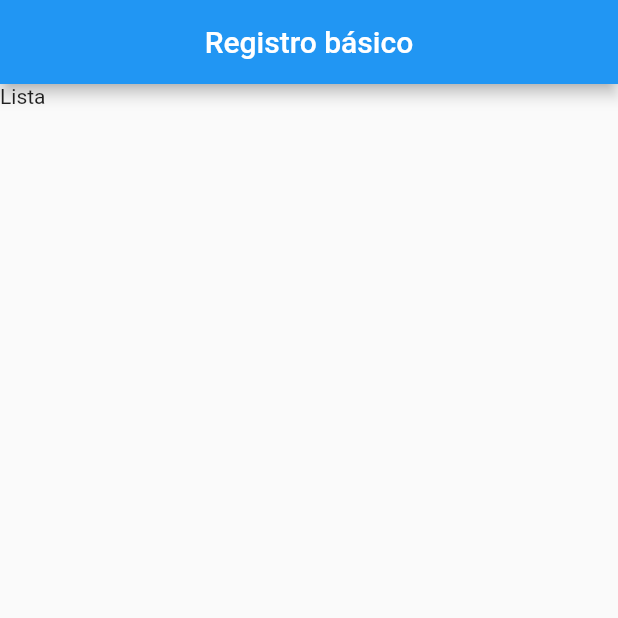
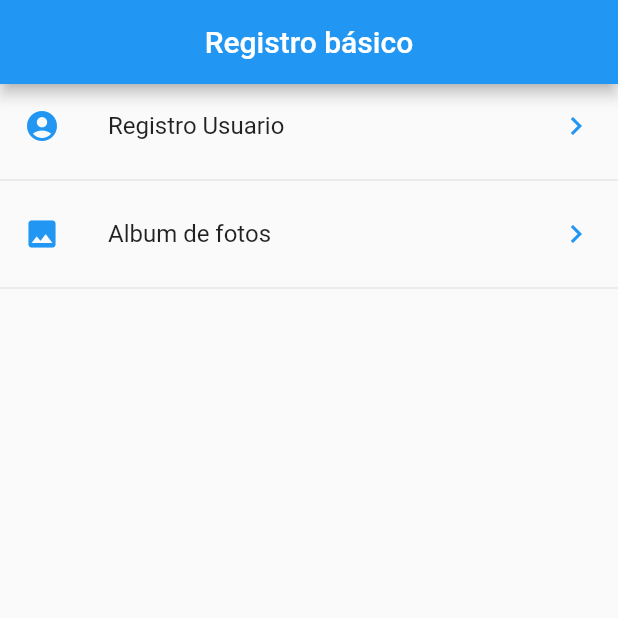
Before and after one commit to JavierSLX/Registro-Basico, a Flutter app: the screen it shows after launch, on a phone screen of 412 x 824 dp, the top half of it. Run offline on Flutter 3.47's test engine with Material 2 defaults, Android fonts, the phone set to English and light mode, and no system bars.

Commit message:
Menu inicial

```diff
--- /dev/null
+++ b/data/menu.json
@@ -0,0 +1,15 @@
+{
+    "nombreApp": "Registro Básico",
+    "rutas": [
+        {
+            "ruta": "register",
+            "icon": "input",
+            "texto": "Registro Usuario"
+        },
+        {
+            "ruta": "photos",
+            "icon": "list",
+            "texto": "Album de fotos"
+        }
+    ]
+}
--- a/lib/main.dart
+++ b/lib/main.dart
@@ -1,4 +1,5 @@
 import 'package:flutter/material.dart';
+import 'package:flutter_localizations/flutter_localizations.dart';
 import 'package:registro_basico/src/routes/routes.dart';
 
 void main() => runApp(MyApp());
@@ -13,6 +14,16 @@ class MyApp extends StatelessWidget {
       initialRoute: '/',
       //Rutas que tomará la app
       routes: getApplicationRoutes(),
+      //Configura la localizacion para el lenguaje (configurar antes en el archivo pubspec.yaml)
+      localizationsDelegates: [
+        GlobalMaterialLocalizations.delegate,
+        GlobalWidgetsLocalizations.delegate
+      ],
+      //Agrega los lenguajes soportados por la app
+      supportedLocales: [
+        const Locale("en", "US"),
+        const Locale("es", "ES")
+      ],
     );
   }
 }
--- a/lib/src/pages/HomePage.dart
+++ b/lib/src/pages/HomePage.dart
@@ -1,4 +1,7 @@
 import 'package:flutter/material.dart';
+import 'dart:convert';
+import 'package:flutter/services.dart' show rootBundle;
+import 'package:registro_basico/src/utils/icons_string_utils.dart';
 
 class HomePage extends StatelessWidget {
   @override
@@ -9,7 +12,69 @@ class HomePage extends StatelessWidget {
         title: Text("Registro básico"),
         centerTitle: true,
       ),
-      body: Text("Lista"),
+      body: _listaContenidos(),
     );
   }
+
+  //Crea la lista de contenidos
+  Widget _listaContenidos()
+  {
+    //Crea una instancia del menu
+    _Menu menu = new _Menu();
+
+    //Crea un widget relacionado a un futuro para poder resolverlo de manera interactiva
+    return FutureBuilder(
+      future: menu.cargarData(),
+      initialData: [],
+      builder: ((BuildContext context, AsyncSnapshot<List<dynamic>> snapshot){
+
+        //Regresa la lista con los elementos obtenidos del futuro
+        return ListView(children: _listaItems(snapshot.data, context),);
+      }),
+    );
+  }
+
+  //Crea la lista de los elementos
+  List<Widget> _listaItems(List<dynamic> data, BuildContext context)
+  {
+    final List<Widget> opciones = [];
+
+    data.forEach((opt) {
+      final widget = ListTile(
+        title: Text(opt["texto"]),
+        leading: getIcon(opt["icon"]),
+        trailing: Icon(Icons.keyboard_arrow_right, color: Colors.blue,),
+        onTap: null,
+      );
+
+      //Agrega los widgets a la lista de opciones
+      opciones..add(widget)..add(Divider());
+    });
+
+    return opciones;
+  }
 }
+
+//Clase que contiene el menu
+class _Menu
+{
+  List<dynamic> opciones = [];
+
+  _Menu()
+  {
+    cargarData();
+  }
+
+  //Carga el JSON de la carpeta data y regresa en un futuro la lista
+  Future<List<dynamic>> cargarData() async
+  {
+    //Resuelve el futuro para obtener los datos del json
+    String data = await rootBundle.loadString("data/menu.json");
+    Map dataMap = json.decode(data);
+
+    opciones = dataMap["rutas"];
+
+    //Regresa la lista de opciones
+    return opciones;
+  }
+}
--- /dev/null
+++ b/lib/src/utils/icons_string_utils.dart
@@ -0,0 +1,13 @@
+import 'package:flutter/material.dart';
+
+//Lista que contiene un nombre y un icono
+final _icons = <String, IconData> {
+  "input": Icons.account_circle,
+  "list": Icons.photo
+};
+
+//Obtiene un widget de icono a partir de un nombre
+Icon getIcon(String nombre)
+{
+  return Icon(_icons[nombre], color: Colors.blue,);
+}
```
Also changed, not shown: pubspec.yaml (+7 -3 lines), pubspec.lock.
